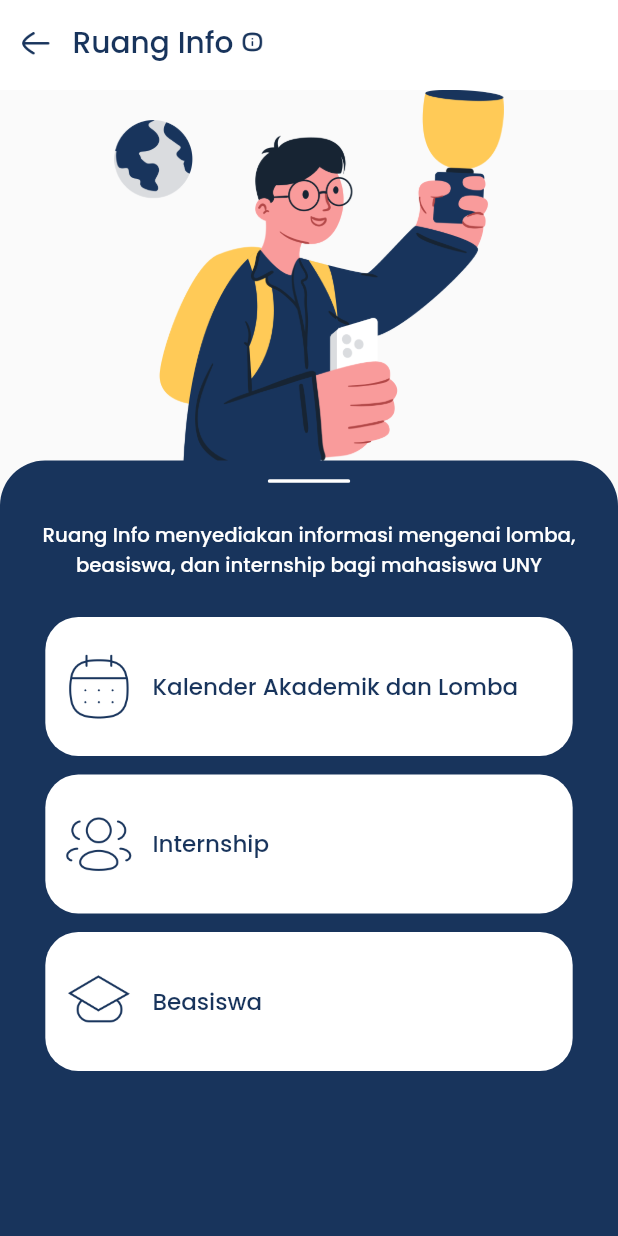
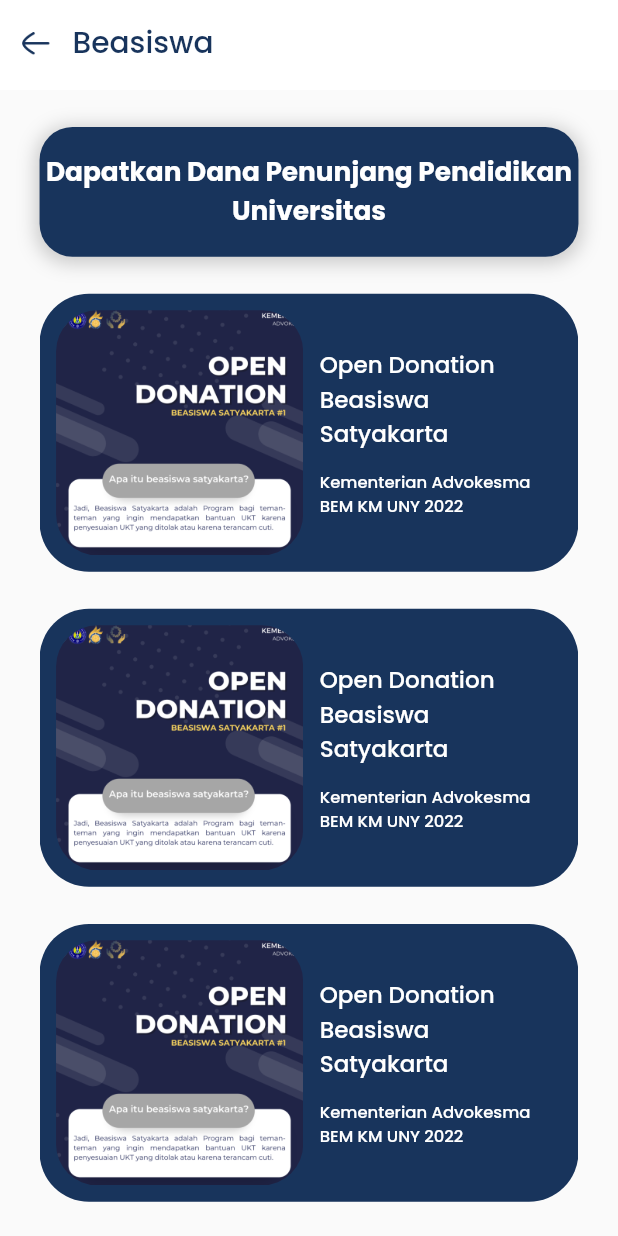
Before and after one commit to dxkrn/ruangtemu-apps, a Flutter app: the RuangInfo screen opened by its route, after a tap on "Beasiswa", on a phone screen of 412 x 824 dp. Run offline on Flutter 3.47's test engine with Material 2 defaults, Android fonts, the phone set to English and light mode, and no system bars; our stand-ins replace flutter_screenutil, google_fonts, google_sign_in, liquid_swipe, smooth_page_indicator.

Commit message:
Create InfoBeasiswaPage

```diff
--- /dev/null
+++ b/lib/Pages/Features/Info/info_beasiswa_detail.dart
@@ -0,0 +1,11 @@
+import 'package:flutter/src/widgets/container.dart';
+import 'package:flutter/src/widgets/framework.dart';
+
+class InfoBeasiswaDetail extends StatelessWidget {
+  const InfoBeasiswaDetail({super.key});
+
+  @override
+  Widget build(BuildContext context) {
+    return Container();
+  }
+}
--- /dev/null
+++ b/lib/Pages/Features/Info/info_beasiswa_page.dart
@@ -0,0 +1,172 @@
+import 'package:flutter/material.dart';
+import 'package:flutter_screenutil/flutter_screenutil.dart';
+import 'package:ruang_temu_apps/Widgets/feature_appbar.dart';
+import 'package:ruang_temu_apps/themes.dart';
+
+class InfoBeasiswaPage extends StatelessWidget {
+  const InfoBeasiswaPage({super.key});
+
+  @override
+  Widget build(BuildContext context) {
+    double deviceWidth = MediaQuery.of(context).size.width;
+    double deviceHeight = MediaQuery.of(context).size.height;
+    return Scaffold(
+      appBar: FeatureAppbar(
+        title: 'Beasiswa',
+        iconSrc: 'assets/icons/icon_blank.png',
+      ),
+      body: Stack(
+        children: [
+          Container(
+            padding: EdgeInsets.symmetric(
+              horizontal: 24.w,
+            ),
+            child: ListView(
+              children: [
+                SizedBox(
+                  height: 110.h,
+                ),
+                InfoBeasiswaCard(
+                  deviceWidth: deviceWidth,
+                  id: '1',
+                  imgSrc: 'assets/images/img_info_beasiswa_1.png',
+                  title: 'Open Donation Beasiswa Satyakarta',
+                ),
+                InfoBeasiswaCard(
+                  deviceWidth: deviceWidth,
+                  id: '1',
+                  imgSrc: 'assets/images/img_info_beasiswa_1.png',
+                  title: 'Open Donation Beasiswa Satyakarta',
+                ),
+                InfoBeasiswaCard(
+                  deviceWidth: deviceWidth,
+                  id: '1',
+                  imgSrc: 'assets/images/img_info_beasiswa_1.png',
+                  title: 'Open Donation Beasiswa Satyakarta',
+                ),
+                InfoBeasiswaCard(
+                  deviceWidth: deviceWidth,
+                  id: '1',
+                  imgSrc: 'assets/images/img_info_beasiswa_1.png',
+                  title: 'Open Donation Beasiswa Satyakarta',
+                ),
+              ],
+            ),
+          ),
+          Positioned(
+            top: 20.h,
+            left: 24.w,
+            child: Container(
+              alignment: Alignment.center,
+              width: deviceWidth - 48.w,
+              height: 70.h,
+              decoration: BoxDecoration(
+                color: blueColor,
+                borderRadius: BorderRadius.circular(20.r),
+                boxShadow: [
+                  BoxShadow(
+                    color: Colors.black.withOpacity(0.2),
+                    spreadRadius: 2,
+                    blurRadius: 10,
+                    offset: const Offset(
+                      0,
+                      2,
+                    ),
+                  ),
+                ],
+              ),
+              child: Text(
+                'Dapatkan Dana Penunjang Pendidikan Universitas',
+                style: heading1BoldTextStyle.copyWith(
+                  color: whiteColor,
+                ),
+                textAlign: TextAlign.center,
+              ),
+            ),
+          ),
+        ],
+      ),
+    );
+  }
+}
+
+class InfoBeasiswaCard extends StatelessWidget {
+  InfoBeasiswaCard({
+    Key? key,
+    required this.deviceWidth,
+    required this.id,
+    required this.imgSrc,
+    required this.title,
+  }) : super(key: key);
+
+  final double deviceWidth;
+  String id;
+  String imgSrc;
+  String title;
+
+  @override
+  Widget build(BuildContext context) {
+    return Container(
+      padding: EdgeInsets.all(
+        10.w,
+      ),
+      margin: EdgeInsets.only(
+        bottom: 20.h,
+      ),
+      width: deviceWidth - 48.w,
+      height: 150.h,
+      decoration: BoxDecoration(
+        color: blueColor,
+        borderRadius: BorderRadius.circular(30.r),
+      ),
+      child: Container(
+        decoration: BoxDecoration(
+          borderRadius: BorderRadius.circular(25.r),
+        ),
+        child: Row(
+          children: [
+            Container(
+              width: 150.w,
+              decoration: BoxDecoration(
+                borderRadius: BorderRadius.circular(25.r),
+                image: DecorationImage(
+                  image: AssetImage(imgSrc),
+                  fit: BoxFit.cover,
+                ),
+              ),
+            ),
+            SizedBox(
+              width: 10.w,
+            ),
+            Column(
+              mainAxisAlignment: MainAxisAlignment.center,
+              children: [
+                SizedBox(
+                  width: 140.w,
+                  child: Text(
+                    title,
+                    style: heading2TextStyle.copyWith(
+                      color: whiteColor,
+                    ),
+                  ),
+                ),
+                SizedBox(
+                  height: 10.h,
+                ),
+                SizedBox(
+                  width: 140.w,
+                  child: Text(
+                    'Kementerian Advokesma\nBEM KM UNY 2022',
+                    style: heading4TextStyle.copyWith(
+                      color: whiteColor,
+                    ),
+                  ),
+                ),
+              ],
+            ),
+          ],
+        ),
+      ),
+    );
+  }
+}
--- a/lib/Pages/Features/Info/ruang_info.dart
+++ b/lib/Pages/Features/Info/ruang_info.dart
@@ -70,17 +70,17 @@
                       height: 20.h,
                     ),
                     InfoCard(
-                      id: 'kalender',
+                      id: '/infoKalender',
                       iconSrc: 'assets/icons/icon_calendar.png',
                       title: 'Kalender Akademik dan Lomba',
                     ),
                     InfoCard(
-                      id: 'internship',
+                      id: '/infoInternship',
                       iconSrc: 'assets/icons/icon_internship.png',
                       title: 'Internship',
                     ),
                     InfoCard(
-                      id: 'Beasiswa',
+                      id: '/infoBeasiswaPage',
                       iconSrc: 'assets/icons/icon_beasiswa.png',
                       title: 'Beasiswa',
                     ),
@@ -112,7 +112,9 @@
     return Column(
       children: [
         GestureDetector(
-          onTap: () {},
+          onTap: () {
+            Navigator.pushNamed(context, id);
+          },
           child: Container(
             padding: EdgeInsets.all(10.w),
             width: 320.w,
--- a/lib/main.dart
+++ b/lib/main.dart
@@ -9,6 +9,8 @@
 import 'Pages/Features/Aspirasi/ruang_aspirasi_page.dart';
 import 'Pages/Features/Aspirasi/ruang_aspirasi_thanks.dart';
 import 'Pages/Features/HaloUNY/halouny_page.dart';
+import 'Pages/Features/Info/info_beasiswa_detail.dart';
+import 'Pages/Features/Info/info_beasiswa_page.dart';
 import 'Pages/Features/Info/ruang_info.dart';
 import 'Pages/Features/Survey/ruang_survey.dart';
 import 'Pages/home_page.dart';
@@ -41,6 +43,8 @@
 
           //Info
           '/info': (context) => const RuangInfo(),
+          '/infoBeasiswaPage': (context) => const InfoBeasiswaPage(),
+          '/infoBeasiswaDetail': (context) => const InfoBeasiswaDetail(),
 
           //Survey
           '/survey': (context) => const RuangSurvey(),
```
Also changed, not shown: assets/icons/icon_blank.png (added), assets/images/img_info_beasiswa_1.png (added).
